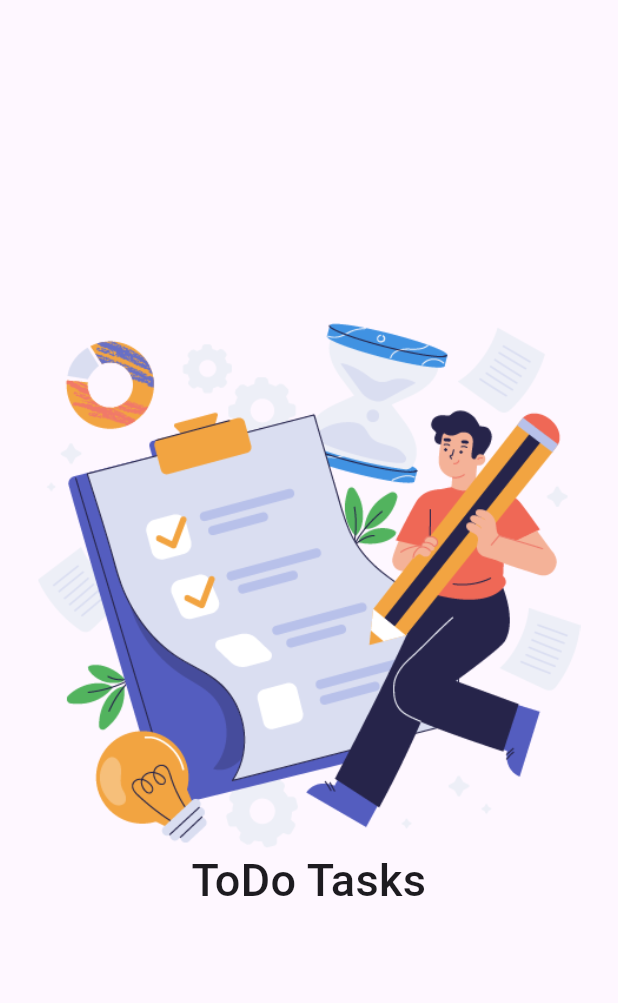
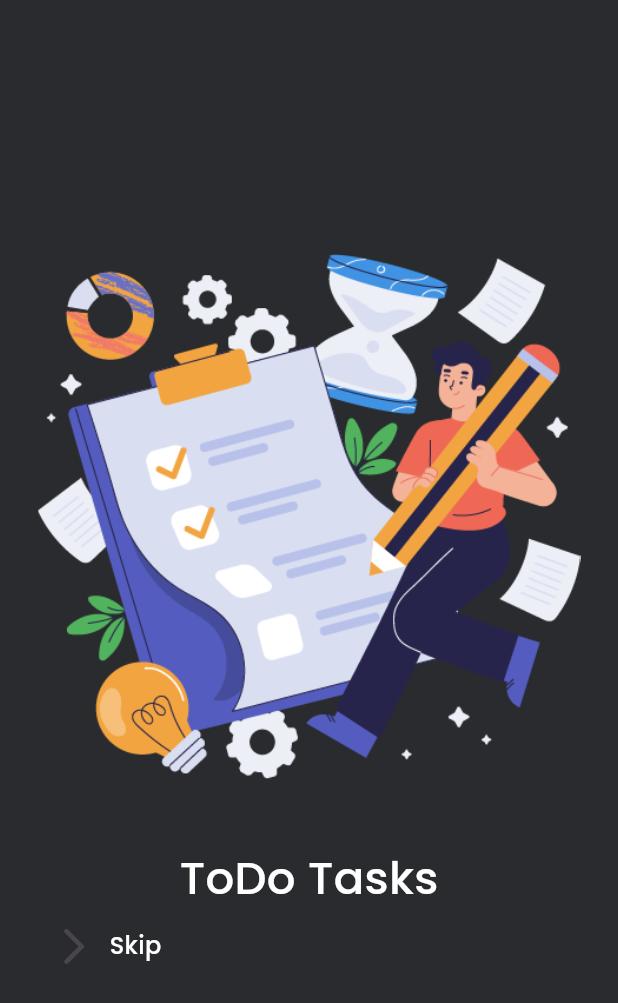
Before and after one commit to muntazir143/todo_riverpod, a Flutter app: the screen it shows after launch, on a phone screen of 412 x 824 dp. Shown: the top 1003 px of the screen. Run offline on Flutter 3.47's test engine with Material 3 defaults, Android fonts, the phone set to English and light mode, and no system bars; our stand-ins replace flutter_screenutil, google_fonts.

Commit message:
added google fonts and smooth page indicator

```diff
--- /dev/null
+++ b/lib/core/common/widgets/fading_text.dart
@@ -0,0 +1,30 @@
+import 'package:flutter/material.dart';
+import 'package:google_fonts/google_fonts.dart';
+import 'package:todo_riverpod/core/res/color_res.dart';
+
+class FadingText extends StatelessWidget {
+  const FadingText(this.text,
+      {super.key, this.fontSize, this.fontWeight, this.color, this.textAlign});
+
+  final String text;
+  final double? fontSize;
+  final FontWeight? fontWeight;
+  final Color? color;
+  final TextAlign? textAlign;
+
+  @override
+  Widget build(BuildContext context) {
+    return Text(
+      text,
+      maxLines: 1,
+      softWrap: false,
+      overflow: TextOverflow.fade,
+      textAlign: textAlign ?? TextAlign.left,
+      style: GoogleFonts.poppins(
+        fontSize: fontSize,
+        fontWeight: fontWeight ?? FontWeight.w400,
+        color: color ?? ColorsRes.light,
+      ),
+    );
+  }
+}
--- /dev/null
+++ b/lib/core/common/widgets/white_space.dart
@@ -0,0 +1,17 @@
+import 'package:flutter/material.dart';
+import 'package:flutter_screenutil/flutter_screenutil.dart';
+
+class WhiteSpace extends StatelessWidget {
+  const WhiteSpace({super.key, this.height, this.width});
+
+  final double? height;
+  final double? width;
+
+  @override
+  Widget build(BuildContext context) {
+    return SizedBox(
+      height: height?.h,
+      width: width?.w,
+    );
+  }
+}
--- /dev/null
+++ b/lib/core/res/color_res.dart
@@ -0,0 +1,8 @@
+import 'dart:ui';
+
+class ColorsRes {
+  const ColorsRes._();
+
+  static const Color darkBackground = Color(0xFF2a2b2e);
+  static const Color light = Color(0xFFFFFFFF);
+}
--- a/lib/features/onboarding/views/onboarding_screen.dart
+++ b/lib/features/onboarding/views/onboarding_screen.dart
@@ -1,4 +1,6 @@
 import 'package:flutter/material.dart';
+import 'package:todo_riverpod/core/common/widgets/fading_text.dart';
+import 'package:todo_riverpod/core/common/widgets/white_space.dart';
 import 'package:todo_riverpod/core/res/image_res.dart';
 
 class OnBoardingScreen extends StatelessWidget {
@@ -14,13 +16,30 @@ class OnBoardingScreen extends StatelessWidget {
             mainAxisAlignment: MainAxisAlignment.center,
             children: [
               Image.asset(ImageRes.todo),
-              const Text(
+              const WhiteSpace(height: 50),
+              const FadingText(
                 'ToDo Tasks',
                 textAlign: TextAlign.center,
-                style: TextStyle(
-                  fontSize: 30,
-                  fontWeight: FontWeight.w500,
-                ),
+                fontSize: 30,
+                fontWeight: FontWeight.w500,
+              ),
+              Row(
+                children: [
+                  Row(
+                    children: [
+                      IconButton(
+                        iconSize: 30,
+                        onPressed: () {},
+                        icon: const Icon(Icons.arrow_forward_ios_rounded),
+                      ),
+                      const FadingText(
+                        'Skip',
+                        fontSize: 16,
+                        fontWeight: FontWeight.w500,
+                      ),
+                    ],
+                  )
+                ],
               ),
             ],
           ),
--- a/lib/main.dart
+++ b/lib/main.dart
@@ -1,5 +1,6 @@
 import 'package:flutter/material.dart';
 import 'package:flutter_screenutil/flutter_screenutil.dart';
+import 'package:todo_riverpod/core/res/color_res.dart';
 import 'package:todo_riverpod/features/onboarding/views/onboarding_screen.dart';
 
 void main() {
@@ -11,9 +12,8 @@ class MyApp extends StatelessWidget {
 
   @override
   Widget build(BuildContext context) {
-    final screenSize = MediaQuery.of(context);
     return ScreenUtilInit(
-      designSize: const Size(360, 690),
+      designSize: const Size(430.0, 932.0),
       minTextAdapt: true,
       splitScreenMode: true,
       builder: (_, child) {
@@ -21,6 +21,7 @@ class MyApp extends StatelessWidget {
           title: 'Flutter Demo',
           theme: ThemeData(
             colorScheme: ColorScheme.fromSeed(seedColor: Colors.deepPurple),
+            scaffoldBackgroundColor: ColorsRes.darkBackground,
             useMaterial3: true,
           ),
           home: const OnBoardingScreen(),
--- a/pubspec.yaml
+++ b/pubspec.yaml
@@ -36,6 +36,8 @@ dependencies:
   # Use with the CupertinoIcons class for iOS style icons.
   cupertino_icons: ^1.0.2
   flutter_screenutil: ^5.9.0
+  google_fonts: ^6.1.0
+  smooth_page_indicator: ^1.1.0
 
 dev_dependencies:
   flutter_test:
```
Also changed, not shown: pubspec.lock, 7 other files.
